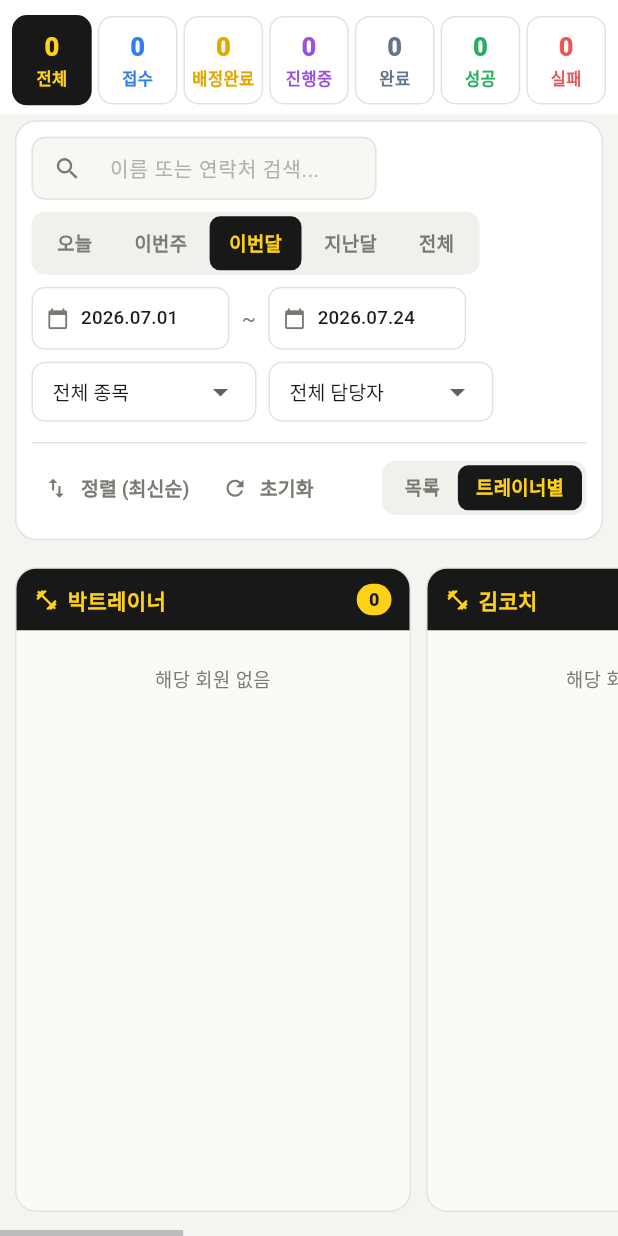
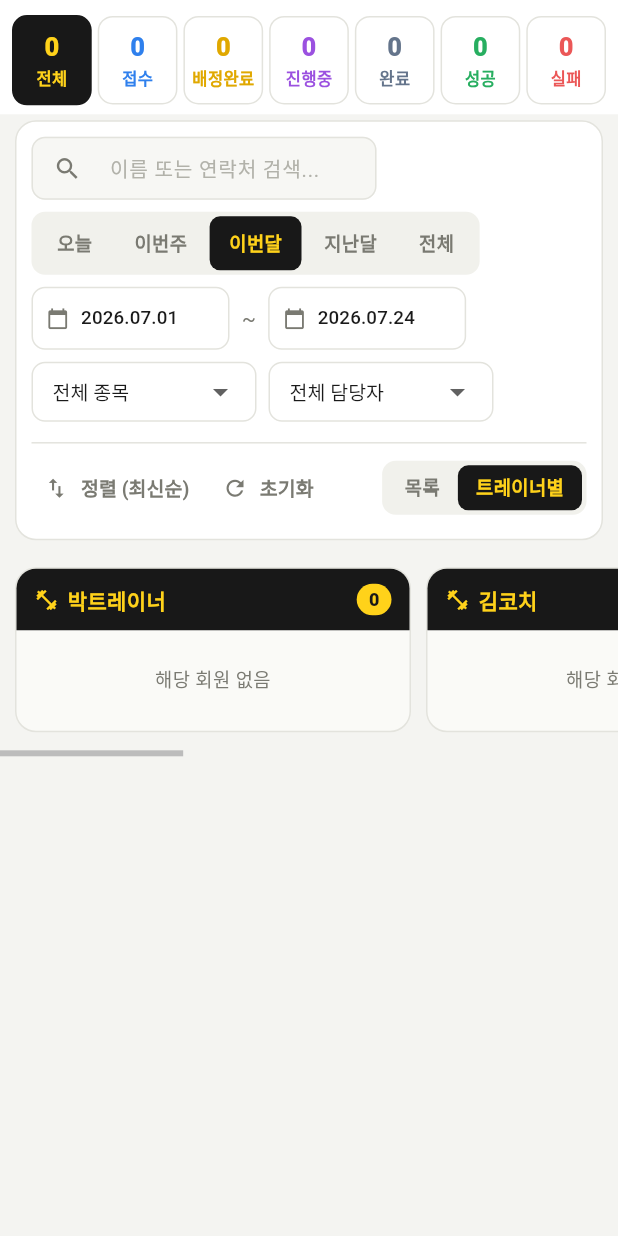
Before and after one commit to jihyeon0515/HBG-OT, a Flutter app: the AdminDashboardScreen widget shown alone on an empty page, opened directly, on a phone screen of 412 x 824 dp. Run offline on Flutter 3.47's test engine with Material 3 defaults, Android fonts, the phone set to English and light mode, and no system bars; our stand-ins replace shared_preferences; accounts and stored records are empty.

Commit message:
fix: 모바일 트레이너별 보드도 배너·필터와 함께 세로 스크롤
Co-Authored-By: Claude Opus 4.8 <noreply@anthropic.com>

```diff
--- a/lib/screens/admin_dashboard.dart
+++ b/lib/screens/admin_dashboard.dart
@@ -152,14 +152,16 @@ class _AdminDashboardScreenState extends State<AdminDashboardScreen> {
             : base.where((e) => e.status == statusFilter).toList();
         return LayoutBuilder(builder: (ctx, cons) {
           final narrow = cons.maxWidth < 700;
-          // 모바일 목록: 배너·필터가 리스트와 함께 세로로 스크롤되어 화면을 넓게 씀
-          if (narrow && !boardView) {
+          // 모바일: 배너·필터가 목록/보드와 함께 세로로 스크롤되어 화면을 넓게 씀
+          if (narrow) {
             return SingleChildScrollView(
               child: Column(
                 children: [
                   _statusBanner(base),
                   _filterBar(),
-                  _list(context, shown, outerScroll: false),
+                  boardView
+                      ? _board(context, base, outerScroll: true)
+                      : _list(context, shown, outerScroll: false),
                 ],
               ),
             );
@@ -439,7 +441,9 @@ class _AdminDashboardScreenState extends State<AdminDashboardScreen> {
   }
 
   // -------------------- 트레이너별 보드 --------------------
-  Widget _board(BuildContext context, List<Submission> base) {
+  // outerScroll=true: 배너·필터와 함께 세로 스크롤(모바일). 각 열은 내용만큼 늘어남.
+  Widget _board(BuildContext context, List<Submission> base,
+      {bool outerScroll = false}) {
     // 배너(상태) 필터를 보드에도 그대로 적용
     final shown = statusFilter == null
         ? base
@@ -468,10 +472,12 @@ class _AdminDashboardScreenState extends State<AdminDashboardScreen> {
             children: [
               // 미배정(접수) 열 — 담당자 미지정 회원
               if (trainerFilter == null && unassigned.isNotEmpty)
-                _column(context, '미배정', unassigned, unassigned: true),
+                _column(context, '미배정', unassigned,
+                    unassigned: true, bounded: !outerScroll),
               for (final t in cols)
                 _column(context, t,
-                    shown.where((e) => e.assignedTrainer == t).toList()),
+                    shown.where((e) => e.assignedTrainer == t).toList(),
+                    bounded: !outerScroll),
             ],
           ),
         ),
@@ -480,7 +486,7 @@ class _AdminDashboardScreenState extends State<AdminDashboardScreen> {
   }
 
   Widget _column(BuildContext context, String title, List<Submission> members,
-      {bool unassigned = false}) {
+      {bool unassigned = false, bool bounded = true}) {
     members = [...members]
       ..sort((a, b) => a.status.index.compareTo(b.status.index));
     return Container(
@@ -523,24 +529,34 @@ class _AdminDashboardScreenState extends State<AdminDashboardScreen> {
             ]),
           ),
           // 회원 세로 나열
-          Flexible(
-            child: members.isEmpty
-                ? const Padding(
+          _columnBody(context, members, bounded),
+        ],
+      ),
+    );
+  }
+
+  Widget _columnBody(
+      BuildContext context, List<Submission> members, bool bounded) {
+    if (members.isEmpty) {
+      return const Padding(
         padding: EdgeInsets.symmetric(vertical: 24),
         child: Text('해당 회원 없음',
             textAlign: TextAlign.center,
             style: TextStyle(color: kMuted, fontSize: 12.5)),
-                  )
-                : ListView.builder(
+      );
+    }
+    final list = ListView.builder(
       shrinkWrap: true,
+      // bounded=false(모바일 외곽 스크롤)일 때는 자체 스크롤 없이 내용만큼 늘어남
+      physics: bounded
+          ? const AlwaysScrollableScrollPhysics()
+          : const NeverScrollableScrollPhysics(),
       padding: const EdgeInsets.all(8),
       itemCount: members.length,
       itemBuilder: (_, i) => _boardCard(context, members[i]),
-                  ),
-          ),
-        ],
-      ),
     );
+    // bounded=true: 남은 높이 안에서 열 내부 스크롤 / false: 내용 높이 그대로
+    return bounded ? Flexible(child: list) : list;
   }
 
   // 진행 중인 OT 차수 (내용이 있는 가장 높은 회차, 없으면 1)
```
Also changed, not shown: 1 other file. Lines whose indentation alone changed are shown as unchanged.
